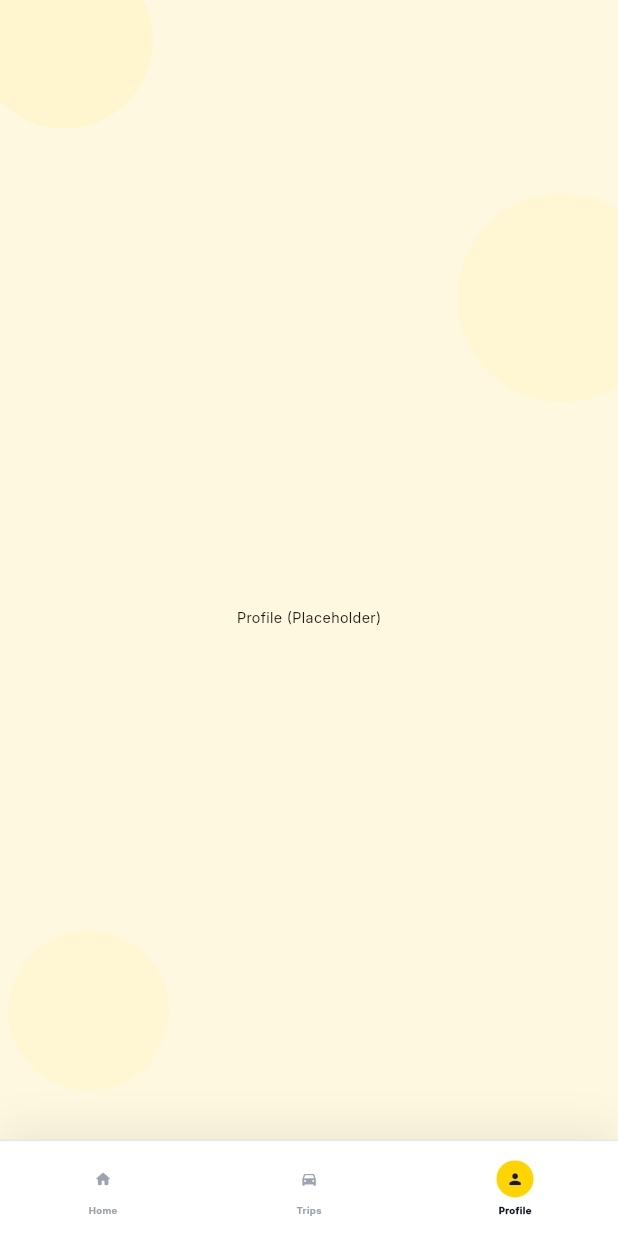
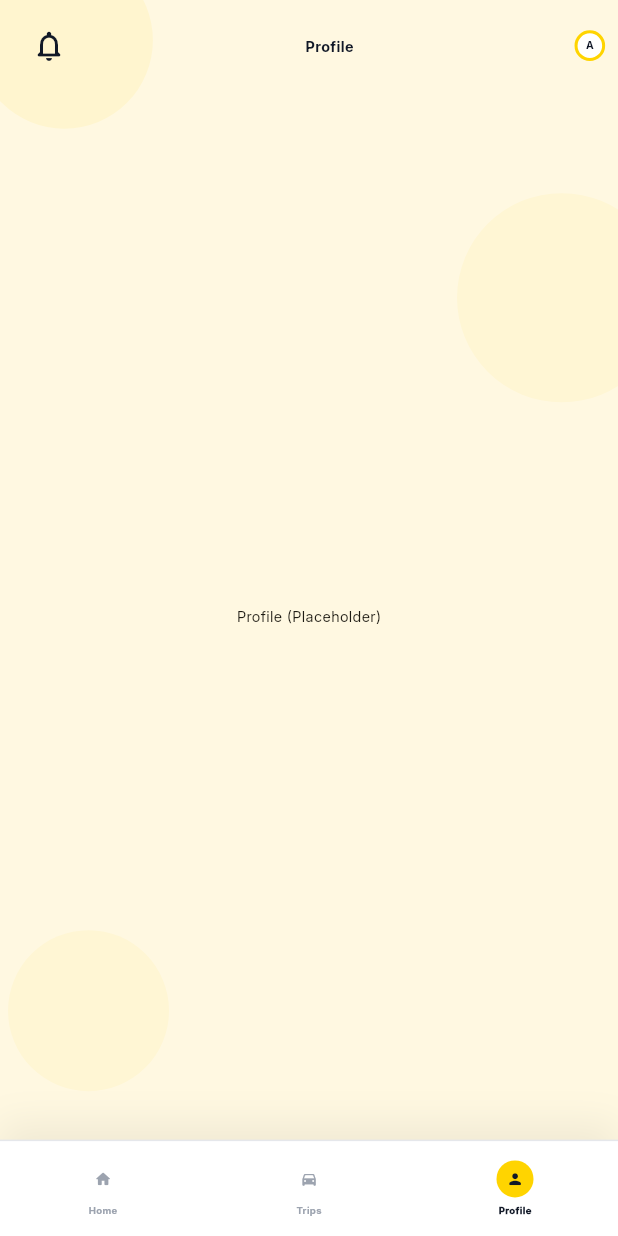
Before and after one commit to kamal635/taxi_driver_app, a Flutter app: the screen it shows after launch, item 3 of the bottom bar chosen, on a phone screen of 412 x 824 dp. Run offline on Flutter 3.47's test engine with Material 3 defaults, Android fonts, the phone set to English and light mode, and no system bars; our stand-ins replace flutter_riverpod, flutter_screenutil, go_router.

Commit message:
refactor(shell): share header across tabs

```diff
--- a/lib/app/router/app_shell_page.dart
+++ b/lib/app/router/app_shell_page.dart
@@ -1,6 +1,10 @@
 import 'package:flutter/material.dart';
+import 'package:flutter_screenutil/flutter_screenutil.dart';
 import 'package:go_router/go_router.dart';
 import 'package:taxi_driver_app/app/router/bottom_nav.dart';
+import 'package:taxi_driver_app/app/theme/app_colors.dart';
+import 'package:taxi_driver_app/app/theme/app_spacing.dart';
+import 'package:taxi_driver_app/app/theme/app_typography.dart';
 import 'package:taxi_driver_app/core/extensions/l10n_x.dart';
 import 'package:taxi_driver_app/core/widgets/app_background.dart';
 
@@ -12,12 +16,45 @@ class AppShellPage extends StatelessWidget {
   Widget build(BuildContext context) {
     final l10n = context.l10n;
 
+    final pageTitle = switch (navigationShell.currentIndex) {
+      0 => l10n.navHome,
+      1 => l10n.navTrips,
+      _ => l10n.navProfile,
+    };
+
     return Scaffold(
       extendBody: true,
       body: Stack(
         children: [
           const AppBackground(),
-          navigationShell,
+
+          SafeArea(
+            child: Column(
+              children: [
+                Padding(
+                  padding: EdgeInsets.symmetric(horizontal: 16.w),
+                  child: Column(
+                    children: [
+                      AppSpacing.h8,
+                      AppTopBar(
+                        title: pageTitle,
+                        avatarText: 'A',
+                        onBellPressed: () {},
+                        onAvatarPressed: () {
+                          context.go('/profile');
+                        },
+                      ),
+                      AppSpacing.h12,
+                    ],
+                  ),
+                ),
+
+                /// The main content area where
+                ///  the current page will be displayed
+                Expanded(child: navigationShell),
+              ],
+            ),
+          ),
         ],
       ),
       bottomNavigationBar: BottomNav(
@@ -30,3 +67,57 @@ class AppShellPage extends StatelessWidget {
     );
   }
 }
+
+class AppTopBar extends StatelessWidget {
+  const AppTopBar({
+    required this.title,
+    required this.avatarText,
+    required this.onBellPressed,
+    required this.onAvatarPressed,
+    super.key,
+  });
+
+  final String title;
+  final String avatarText;
+  final VoidCallback onBellPressed;
+  final VoidCallback onAvatarPressed;
+
+  @override
+  Widget build(BuildContext context) {
+    return Row(
+      children: [
+        IconButton(
+          onPressed: onBellPressed,
+          icon: const Icon(Icons.notifications_none_rounded),
+          color: AppColors.textPrimary,
+        ),
+
+        Expanded(
+          child: Text(
+            title,
+            textAlign: TextAlign.center,
+            style: AppTypography.titleSm,
+          ),
+        ),
+
+        GestureDetector(
+          onTap: onAvatarPressed,
+          child: Container(
+            width: 38.r,
+            height: 38.r,
+            decoration: BoxDecoration(
+              shape: BoxShape.circle,
+              border: Border.all(color: AppColors.taxiYellow, width: 2),
+              color: Colors.white,
+            ),
+            alignment: Alignment.center,
+            child: Text(
+              avatarText,
+              style: AppTypography.labelMd,
+            ),
+          ),
+        ),
+      ],
+    );
+  }
+}
--- a/lib/features/home/presentation/pages/home_page.dart
+++ b/lib/features/home/presentation/pages/home_page.dart
@@ -7,7 +7,6 @@ import 'package:taxi_driver_app/core/widgets/app_confirm_dialog.dart';
 import 'package:taxi_driver_app/features/home/presentation/widgets/current_request_card.dart';
 import 'package:taxi_driver_app/features/home/presentation/widgets/home_availability_card.dart';
 import 'package:taxi_driver_app/features/home/presentation/widgets/home_empty_state.dart';
-import 'package:taxi_driver_app/features/home/presentation/widgets/home_header.dart';
 import 'package:taxi_driver_app/features/home/presentation/widgets/status_pill.dart';
 import 'package:taxi_driver_app/l10n/app_localizations.dart';
 
@@ -40,20 +39,18 @@ class _HomePageState extends State<HomePage> {
             subtitle: l10n.homeAvailabilityOffSubtitle,
           );
 
-    return SafeArea(
-      child: Padding(
+    return Padding(
       padding: EdgeInsets.symmetric(horizontal: 16.w),
       child: Column(
         children: [
           AppSpacing.h8,
 
-            /// Header
-            HomeHeader(
-              appName: l10n.brandName,
-              avatarText: 'A',
-              onBellPressed: () {},
-            ),
-
+          // /// Header
+          // HomeHeader(
+          //   appName: l10n.brandName,
+          //   avatarText: 'A',
+          //   onBellPressed: () {},
+          // ),
           AppSpacing.h12,
 
           /// Status
@@ -105,7 +102,6 @@ class _HomePageState extends State<HomePage> {
             ),
           ),
         ],
-        ),
       ),
     );
   }
```
Also changed, not shown: 1 other file. Lines whose indentation alone changed are shown as unchanged.
